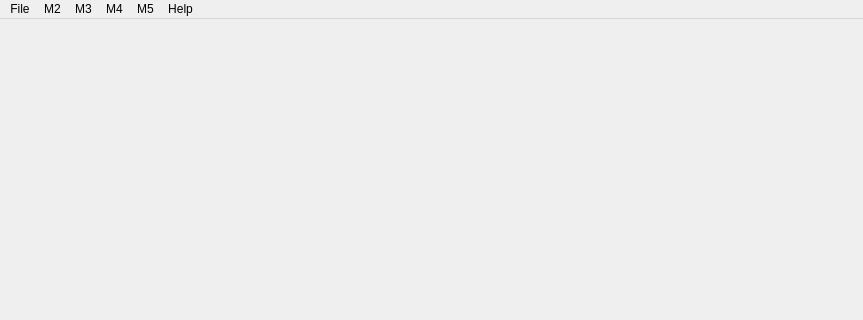
Old version of the form main.ui in the repository Natsik/S_Ch_Imaging; both pictures show x 0 to 863 and y 0 to 320 of the 863 by 557 pixel window.
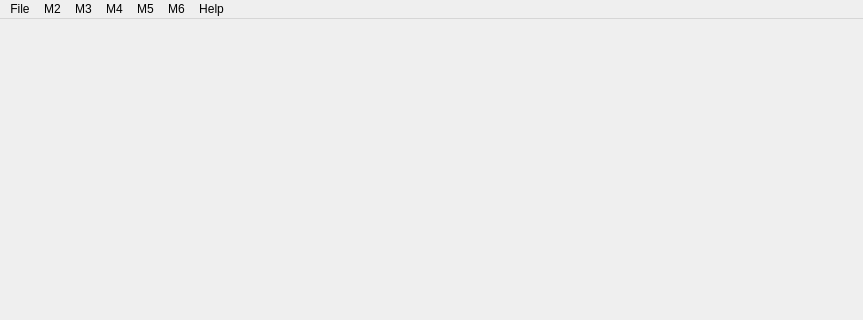
New version of the form.

Commit message: M6 interfaces implemented

Patch:
```diff
--- a/main.ui
+++ b/main.ui
@@ -99,11 +99,20 @@
     <addaction name="actionSet_golden_images_path"/>
     <addaction name="actionSet_diff_images_path"/>
    </widget>
+   <widget class="QMenu" name="menuM6">
+    <property name="title">
+     <string>M6</string>
+    </property>
+    <addaction name="actionMedian_filter_r_1"/>
+    <addaction name="actionMedian_filter_r_2"/>
+    <addaction name="actionMedian_filter_r_3"/>
+   </widget>
    <addaction name="menuFile"/>
    <addaction name="menuFilters"/>
    <addaction name="menuM3"/>
    <addaction name="menuM4"/>
    <addaction name="menuM5"/>
+   <addaction name="menuM6"/>
    <addaction name="menuHelp"/>
   </widget>
   <widget class="QStatusBar" name="statusbar"/>
```
Left out of the diff: 18 changed lines with no effect on the pictures. The commit also changes 4 other files.
